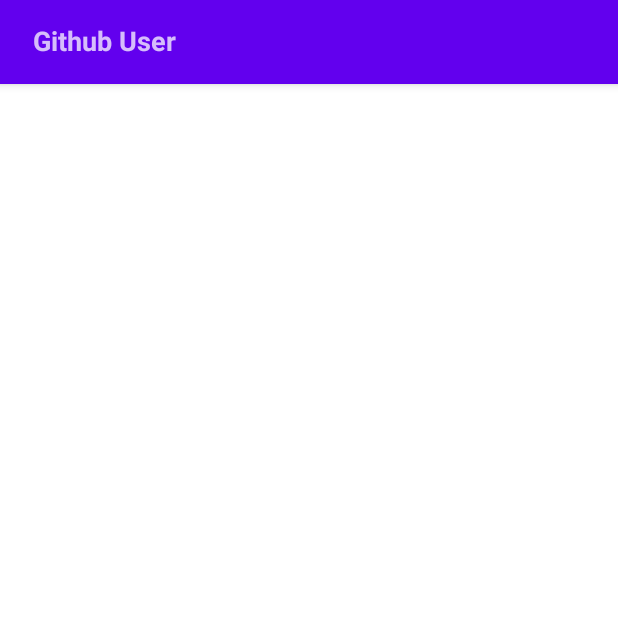
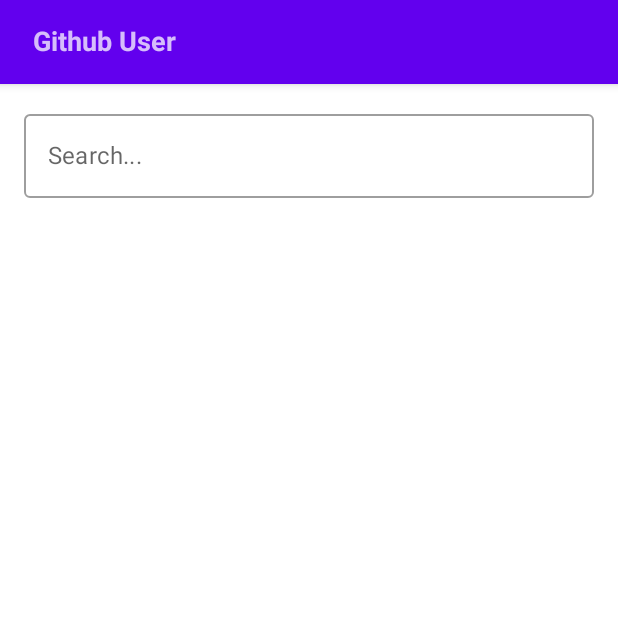
Before and after one commit to muktiwbowo/GithubUser, an Android app built with Jetpack Compose: the screen it shows after launch (MainActivity), on a phone screen of 412 x 824 dp, the top half of it. Run offline under Robolectric (Android 15) with nearby library versions, the phone set to English and light mode, and no system bars.

Commit message:
ui: create textfield

```diff
--- a/app/src/main/java/m/wb/githubuser/MainActivity.kt
+++ b/app/src/main/java/m/wb/githubuser/MainActivity.kt
@@ -3,12 +3,17 @@ package m.wb.githubuser
 import android.os.Bundle
 import androidx.activity.ComponentActivity
 import androidx.activity.compose.setContent
+import androidx.compose.foundation.layout.Column
 import androidx.compose.foundation.layout.fillMaxSize
+import androidx.compose.foundation.layout.fillMaxWidth
 import androidx.compose.foundation.layout.padding
+import androidx.compose.foundation.text.KeyboardActions
+import androidx.compose.foundation.text.KeyboardOptions
 import androidx.compose.material.*
-import androidx.compose.runtime.Composable
+import androidx.compose.runtime.*
 import androidx.compose.ui.Modifier
 import androidx.compose.ui.text.font.FontWeight
+import androidx.compose.ui.text.input.ImeAction
 import androidx.compose.ui.tooling.preview.Preview
 import androidx.compose.ui.unit.dp
 import androidx.compose.ui.unit.sp
@@ -33,9 +38,11 @@ class MainActivity : ComponentActivity() {
 
 @Composable
 fun PageHome() {
+    var searchValue by remember { mutableStateOf("") }
+
     /** show edit text and list of users here **/
     Scaffold(topBar = {
-        TopAppBar() {
+        TopAppBar {
             Text(
                 text = "Github User",
                 fontSize = 18.sp,
@@ -45,10 +52,29 @@ fun PageHome() {
         }
     }) {
         /** show edit text and list of users here **/
+        Column(modifier = Modifier.padding(horizontal = 16.dp, vertical = 20.dp)) {
+            /** text field for typing github username **/
+            OutlinedTextField(
+                modifier = Modifier.fillMaxWidth(),
+                value = searchValue,
+                onValueChange = {
+                    searchValue = it
+                },
+                placeholder = { Text(text = "Search...") },
+                keyboardOptions = KeyboardOptions(imeAction = ImeAction.Search),
+                keyboardActions = KeyboardActions(
+                    onSearch = {
+                        /* call api based on search value */
+                    }
+                )
+            )
+            /** list of users **/
+            Text(text = searchValue)
+        }
     }
 }
 
-@Preview(showBackground = true)
+@Preview(showSystemUi = true)
 @Composable
 fun DefaultPreview() {
     GithubUserTheme {
```
